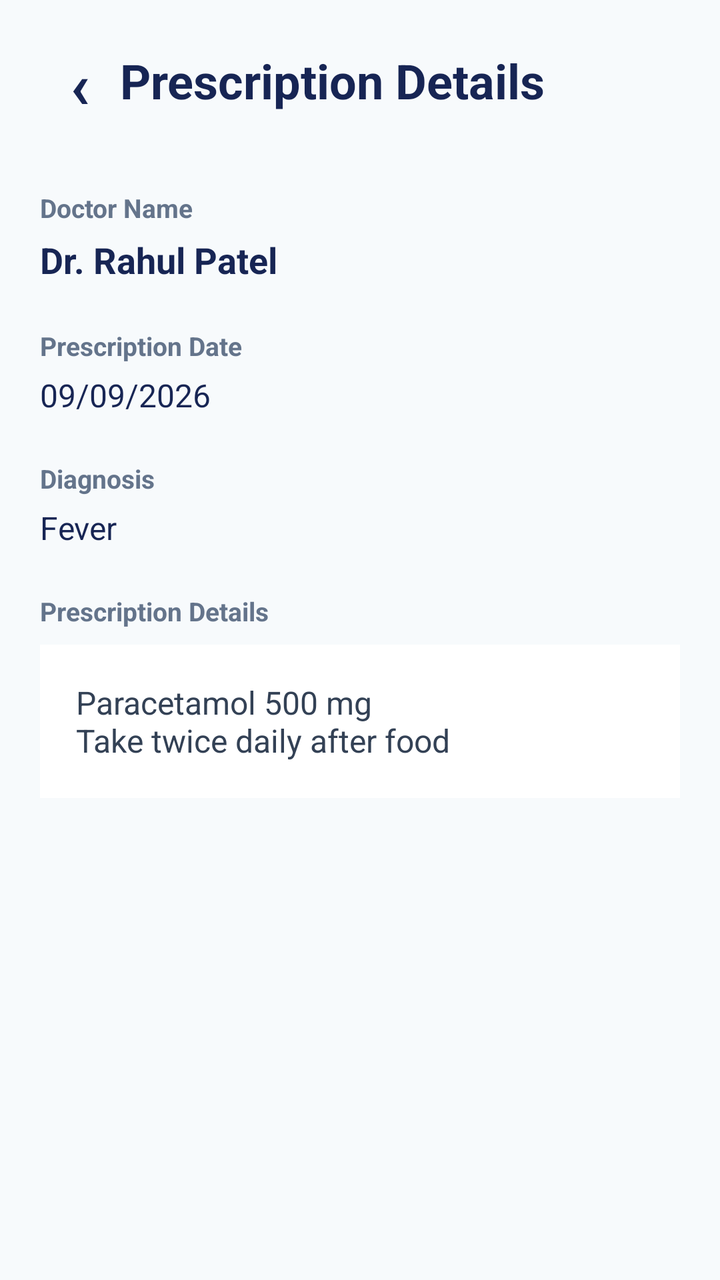
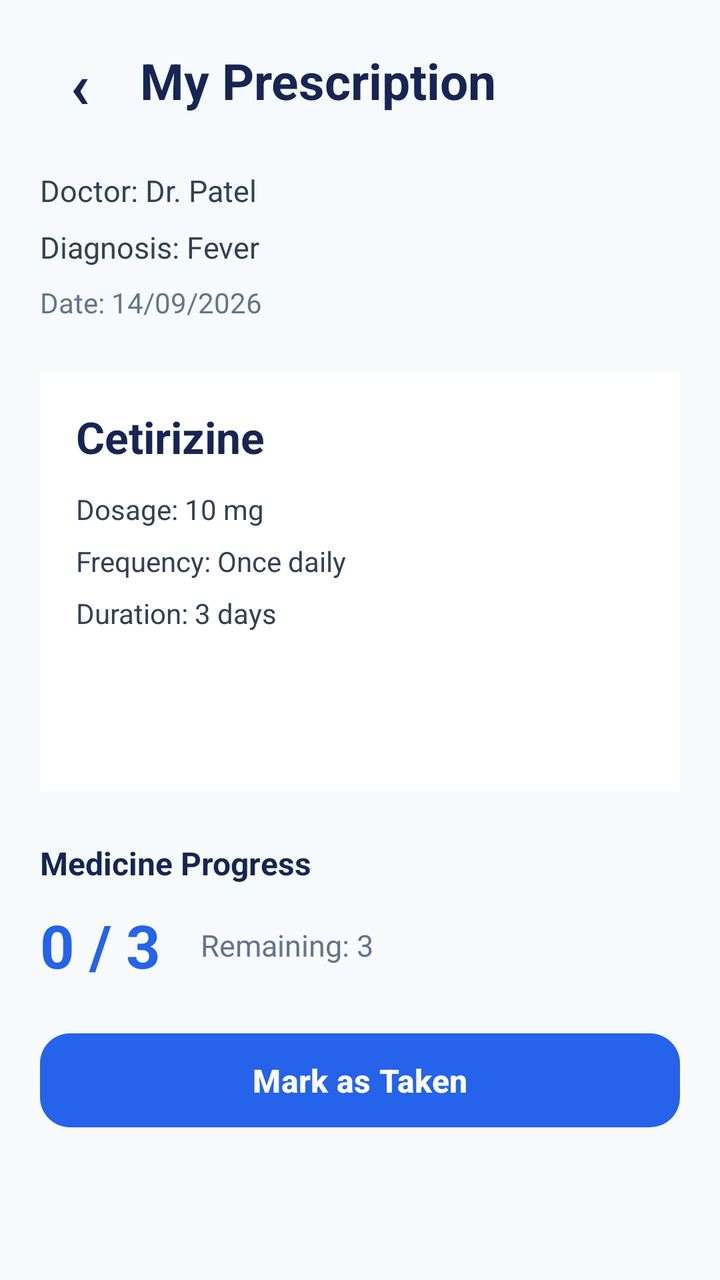

An Android layout rendered at two revisions. The XML below is the earlier revision; the diff shows what the commit changed to produce the second picture.
<!-- AndroidManifest.xml: application theme Theme._24012011119_MAD_Medicare -->
<!-- res/layout/activity_prescription_details.xml -->
<?xml version="1.0" encoding="utf-8"?>
<androidx.constraintlayout.widget.ConstraintLayout
    xmlns:android="http://schemas.android.com/apk/res/android"
    xmlns:app="http://schemas.android.com/apk/res-auto"
    android:layout_width="match_parent"
    android:layout_height="match_parent"
    android:background="#F7FAFC"
    android:padding="20dp">

    <TextView
        android:id="@+id/txtBack"
        android:layout_width="40dp"
        android:layout_height="40dp"
        android:gravity="center"
        android:text="‹"
        android:textColor="#172554"
        android:textSize="32sp"
        android:textStyle="bold"
        app:layout_constraintStart_toStartOf="parent"
        app:layout_constraintTop_toTopOf="parent" />

    <TextView
        android:id="@+id/txtTitle"
        android:layout_width="wrap_content"
        android:layout_height="wrap_content"
        android:text="Prescription Details"
        android:textColor="#172554"
        android:textSize="24sp"
        android:textStyle="bold"
        app:layout_constraintBottom_toBottomOf="@id/txtBack"
        app:layout_constraintStart_toEndOf="@id/txtBack"
        app:layout_constraintTop_toTopOf="@id/txtBack" />

    <TextView
        android:id="@+id/txtDoctorLabel"
        android:layout_width="0dp"
        android:layout_height="wrap_content"
        android:layout_marginTop="35dp"
        android:text="Doctor Name"
        android:textColor="#64748B"
        android:textSize="13sp"
        android:textStyle="bold"
        app:layout_constraintEnd_toEndOf="parent"
        app:layout_constraintStart_toStartOf="parent"
        app:layout_constraintTop_toBottomOf="@id/txtBack" />

    <TextView
        android:id="@+id/txtDoctorName"
        android:layout_width="0dp"
        android:layout_height="wrap_content"
        android:layout_marginTop="5dp"
        android:text="Dr. Rahul Patel"
        android:textColor="#172554"
        android:textSize="18sp"
        android:textStyle="bold"
        app:layout_constraintEnd_toEndOf="parent"
        app:layout_constraintStart_toStartOf="parent"
        app:layout_constraintTop_toBottomOf="@id/txtDoctorLabel" />

    <TextView
        android:id="@+id/txtDateLabel"
        android:layout_width="0dp"
        android:layout_height="wrap_content"
        android:layout_marginTop="22dp"
        android:text="Prescription Date"
        android:textColor="#64748B"
        android:textSize="13sp"
        android:textStyle="bold"
        app:layout_constraintEnd_toEndOf="parent"
        app:layout_constraintStart_toStartOf="parent"
        app:layout_constraintTop_toBottomOf="@id/txtDoctorName" />

    <TextView
        android:id="@+id/txtPrescriptionDate"
        android:layout_width="0dp"
        android:layout_height="wrap_content"
        android:layout_marginTop="5dp"
        android:text="09/09/2026"
        android:textColor="#172554"
        android:textSize="16sp"
        app:layout_constraintEnd_toEndOf="parent"
        app:layout_constraintStart_toStartOf="parent"
        app:layout_constraintTop_toBottomOf="@id/txtDateLabel" />

    <TextView
        android:id="@+id/txtDiagnosisLabel"
        android:layout_width="0dp"
        android:layout_height="wrap_content"
        android:layout_marginTop="22dp"
        android:text="Diagnosis"
        android:textColor="#64748B"
        android:textSize="13sp"
        android:textStyle="bold"
        app:layout_constraintEnd_toEndOf="parent"
        app:layout_constraintStart_toStartOf="parent"
        app:layout_constraintTop_toBottomOf="@id/txtPrescriptionDate" />

    <TextView
        android:id="@+id/txtDiagnosis"
        android:layout_width="0dp"
        android:layout_height="wrap_content"
        android:layout_marginTop="5dp"
        android:text="Fever"
        android:textColor="#172554"
        android:textSize="16sp"
        app:layout_constraintEnd_toEndOf="parent"
        app:layout_constraintStart_toStartOf="parent"
        app:layout_constraintTop_toBottomOf="@id/txtDiagnosisLabel" />

    <TextView
        android:id="@+id/txtDetailsLabel"
        android:layout_width="0dp"
        android:layout_height="wrap_content"
        android:layout_marginTop="22dp"
        android:text="Prescription Details"
        android:textColor="#64748B"
        android:textSize="13sp"
        android:textStyle="bold"
        app:layout_constraintEnd_toEndOf="parent"
        app:layout_constraintStart_toStartOf="parent"
        app:layout_constraintTop_toBottomOf="@id/txtDiagnosis" />

    <TextView
        android:id="@+id/txtPrescriptionDetails"
        android:layout_width="0dp"
        android:layout_height="wrap_content"
        android:layout_marginTop="8dp"
        android:background="#FFFFFF"
        android:padding="18dp"
        android:text="Paracetamol 500 mg&#10;Take twice daily after food"
        android:textColor="#334155"
        android:textSize="16sp"
        app:layout_constraintEnd_toEndOf="parent"
        app:layout_constraintStart_toStartOf="parent"
        app:layout_constraintTop_toBottomOf="@id/txtDetailsLabel" />

</androidx.constraintlayout.widget.ConstraintLayout>
<!-- resources referenced by this layout -->
<resources>
  <style name="Theme._24012011119_MAD_Medicare" parent="Base.Theme._24012011119_MAD_Medicare" />
  <style name="Base.Theme._24012011119_MAD_Medicare" parent="Theme.Material3.DayNight.NoActionBar">
          
          
      </style>
</resources>

<!-- the commit's change to res/layout/activity_prescription_details.xml (unified diff, before → after) -->
@@ -7,6 +7,8 @@
     android:background="#F7FAFC"
     android:padding="20dp">
 
+    
+
     <TextView
         android:id="@+id/txtBack"
         android:layout_width="40dp"
@@ -19,119 +21,190 @@
         app:layout_constraintStart_toStartOf="parent"
         app:layout_constraintTop_toTopOf="parent" />
 
+    
+
     <TextView
         android:id="@+id/txtTitle"
-        android:layout_width="wrap_content"
-        android:layout_height="wrap_content"
-        android:text="Prescription Details"
+        android:layout_width="0dp"
+        android:layout_height="wrap_content"
+        android:layout_marginStart="10dp"
+        android:text="My Prescription"
         android:textColor="#172554"
-        android:textSize="24sp"
+        android:textSize="25sp"
         android:textStyle="bold"
         app:layout_constraintBottom_toBottomOf="@id/txtBack"
+        app:layout_constraintEnd_toEndOf="parent"
         app:layout_constraintStart_toEndOf="@id/txtBack"
         app:layout_constraintTop_toTopOf="@id/txtBack" />
 
-    <TextView
-        android:id="@+id/txtDoctorLabel"
-        android:layout_width="0dp"
-        android:layout_height="wrap_content"
-        android:layout_marginTop="35dp"
-        android:text="Doctor Name"
+    
+
+    <TextView
+        android:id="@+id/txtDoctorName"
+        android:layout_width="0dp"
+        android:layout_height="wrap_content"
+        android:layout_marginTop="25dp"
+        android:text="Doctor: Dr. Patel"
+        android:textColor="#334155"
+        android:textSize="15sp"
+        app:layout_constraintEnd_toEndOf="parent"
+        app:layout_constraintStart_toStartOf="parent"
+        app:layout_constraintTop_toBottomOf="@id/txtBack" />
+
+    
+
+    <TextView
+        android:id="@+id/txtDiagnosis"
+        android:layout_width="0dp"
+        android:layout_height="wrap_content"
+        android:layout_marginTop="8dp"
+        android:text="Diagnosis: Fever"
+        android:textColor="#334155"
+        android:textSize="15sp"
+        app:layout_constraintEnd_toEndOf="parent"
+        app:layout_constraintStart_toStartOf="parent"
+        app:layout_constraintTop_toBottomOf="@id/txtDoctorName" />
+
+    
+
+    <TextView
+        android:id="@+id/txtPrescriptionDate"
+        android:layout_width="0dp"
+        android:layout_height="wrap_content"
+        android:layout_marginTop="8dp"
+        android:text="Date: 14/09/2026"
         android:textColor="#64748B"
-        android:textSize="13sp"
-        android:textStyle="bold"
-        app:layout_constraintEnd_toEndOf="parent"
-        app:layout_constraintStart_toStartOf="parent"
-        app:layout_constraintTop_toBottomOf="@id/txtBack" />
-
-    <TextView
-        android:id="@+id/txtDoctorName"
-        android:layout_width="0dp"
-        android:layout_height="wrap_content"
-        android:layout_marginTop="5dp"
-        android:text="Dr. Rahul Patel"
-        android:textColor="#172554"
-        android:textSize="18sp"
-        android:textStyle="bold"
-        app:layout_constraintEnd_toEndOf="parent"
-        app:layout_constraintStart_toStartOf="parent"
-        app:layout_constraintTop_toBottomOf="@id/txtDoctorLabel" />
-
-    <TextView
-        android:id="@+id/txtDateLabel"
-        android:layout_width="0dp"
-        android:layout_height="wrap_content"
-        android:layout_marginTop="22dp"
-        android:text="Prescription Date"
-        android:textColor="#64748B"
-        android:textSize="13sp"
-        android:textStyle="bold"
-        app:layout_constraintEnd_toEndOf="parent"
-        app:layout_constraintStart_toStartOf="parent"
-        app:layout_constraintTop_toBottomOf="@id/txtDoctorName" />
-
-    <TextView
-        android:id="@+id/txtPrescriptionDate"
-        android:layout_width="0dp"
-        android:layout_height="wrap_content"
-        android:layout_marginTop="5dp"
-        android:text="09/09/2026"
+        android:textSize="14sp"
+        app:layout_constraintEnd_toEndOf="parent"
+        app:layout_constraintStart_toStartOf="parent"
+        app:layout_constraintTop_toBottomOf="@id/txtDiagnosis" />
+
+    
+
+    <androidx.constraintlayout.widget.ConstraintLayout
+        android:id="@+id/medicineCard"
+        android:layout_width="0dp"
+        android:layout_height="210dp"
+        android:layout_marginTop="25dp"
+        android:background="#FFFFFF"
+        android:padding="18dp"
+        app:layout_constraintEnd_toEndOf="parent"
+        app:layout_constraintStart_toStartOf="parent"
+        app:layout_constraintTop_toBottomOf="@id/txtPrescriptionDate">
+
+        
+
+        <TextView
+            android:id="@+id/txtMedicineName"
+            android:layout_width="0dp"
+            android:layout_height="wrap_content"
+            android:text="Cetirizine"
+            android:textColor="#172554"
+            android:textSize="22sp"
+            android:textStyle="bold"
+            app:layout_constraintEnd_toEndOf="parent"
+            app:layout_constraintStart_toStartOf="parent"
+            app:layout_constraintTop_toTopOf="parent" />
+
+        
+
+        <TextView
+            android:id="@+id/txtDosage"
+            android:layout_width="0dp"
+            android:layout_height="wrap_content"
+            android:layout_marginTop="12dp"
+            android:text="Dosage: 10 mg"
+            android:textColor="#334155"
+            android:textSize="14sp"
+            app:layout_constraintEnd_toEndOf="parent"
+            app:layout_constraintStart_toStartOf="parent"
+            app:layout_constraintTop_toBottomOf="@id/txtMedicineName" />
+
+        
+
+        <TextView
+            android:id="@+id/txtFrequency"
+            android:layout_width="0dp"
+            android:layout_height="wrap_content"
+            android:layout_marginTop="7dp"
+            android:text="Frequency: Once daily"
+            android:textColor="#334155"
+            android:textSize="14sp"
+            app:layout_constraintEnd_toEndOf="parent"
+            app:layout_constraintStart_toStartOf="parent"
+            app:layout_constraintTop_toBottomOf="@id/txtDosage" />
+
+        
+
+        <TextView
+            android:id="@+id/txtDuration"
+            android:layout_width="0dp"
+            android:layout_height="wrap_content"
+            android:layout_marginTop="7dp"
+            android:text="Duration: 3 days"
+            android:textColor="#334155"
+            android:textSize="14sp"
+            app:layout_constraintEnd_toEndOf="parent"
+            app:layout_constraintStart_toStartOf="parent"
+            app:layout_constraintTop_toBottomOf="@id/txtFrequency" />
+
+    </androidx.constraintlayout.widget.ConstraintLayout>
+
+    
+
+    <TextView
+        android:id="@+id/txtProgressLabel"
+        android:layout_width="wrap_content"
+        android:layout_height="wrap_content"
+        android:layout_marginTop="25dp"
+        android:text="Medicine Progress"
         android:textColor="#172554"
         android:textSize="16sp"
-        app:layout_constraintEnd_toEndOf="parent"
-        app:layout_constraintStart_toStartOf="parent"
-        app:layout_constraintTop_toBottomOf="@id/txtDateLabel" />
-
-    <TextView
-        android:id="@+id/txtDiagnosisLabel"
-        android:layout_width="0dp"
-        android:layout_height="wrap_content"
-        android:layout_marginTop="22dp"
-        android:text="Diagnosis"
+        android:textStyle="bold"
+        app:layout_constraintStart_toStartOf="parent"
+        app:layout_constraintTop_toBottomOf="@id/medicineCard" />
+
+    <TextView
+        android:id="@+id/txtProgress"
+        android:layout_width="wrap_content"
+        android:layout_height="wrap_content"
+        android:layout_marginTop="10dp"
+        android:text="0 / 3"
+        android:textColor="#2563EB"
+        android:textSize="30sp"
+        android:textStyle="bold"
+        app:layout_constraintStart_toStartOf="parent"
+        app:layout_constraintTop_toBottomOf="@id/txtProgressLabel" />
+
+    
+
+    <TextView
+        android:id="@+id/txtRemaining"
+        android:layout_width="wrap_content"
+        android:layout_height="wrap_content"
+        android:layout_marginStart="20dp"
+        android:text="Remaining: 3"
         android:textColor="#64748B"
-        android:textSize="13sp"
-        android:textStyle="bold"
-        app:layout_constraintEnd_toEndOf="parent"
-        app:layout_constraintStart_toStartOf="parent"
-        app:layout_constraintTop_toBottomOf="@id/txtPrescriptionDate" />
-
-    <TextView
-        android:id="@+id/txtDiagnosis"
-        android:layout_width="0dp"
-        android:layout_height="wrap_content"
-        android:layout_marginTop="5dp"
-        android:text="Fever"
-        android:textColor="#172554"
+        android:textSize="15sp"
+        app:layout_constraintBottom_toBottomOf="@id/txtProgress"
+        app:layout_constraintStart_toEndOf="@id/txtProgress"
+        app:layout_constraintTop_toTopOf="@id/txtProgress" />
+
+    
+
+    <com.google.android.material.button.MaterialButton
+        android:id="@+id/btnTaken"
+        android:layout_width="0dp"
+        android:layout_height="55dp"
+        android:layout_marginTop="20dp"
+        android:text="Mark as Taken"
+        android:textColor="#FFFFFF"
         android:textSize="16sp"
-        app:layout_constraintEnd_toEndOf="parent"
-        app:layout_constraintStart_toStartOf="parent"
-        app:layout_constraintTop_toBottomOf="@id/txtDiagnosisLabel" />
-
-    <TextView
-        android:id="@+id/txtDetailsLabel"
-        android:layout_width="0dp"
-        android:layout_height="wrap_content"
-        android:layout_marginTop="22dp"
-        android:text="Prescription Details"
-        android:textColor="#64748B"
-        android:textSize="13sp"
-        android:textStyle="bold"
-        app:layout_constraintEnd_toEndOf="parent"
-        app:layout_constraintStart_toStartOf="parent"
-        app:layout_constraintTop_toBottomOf="@id/txtDiagnosis" />
-
-    <TextView
-        android:id="@+id/txtPrescriptionDetails"
-        android:layout_width="0dp"
-        android:layout_height="wrap_content"
-        android:layout_marginTop="8dp"
-        android:background="#FFFFFF"
-        android:padding="18dp"
-        android:text="Paracetamol 500 mg&#10;Take twice daily after food"
-        android:textColor="#334155"
-        android:textSize="16sp"
-        app:layout_constraintEnd_toEndOf="parent"
-        app:layout_constraintStart_toStartOf="parent"
-        app:layout_constraintTop_toBottomOf="@id/txtDetailsLabel" />
+        android:textStyle="bold"
+        app:backgroundTint="#2563EB"
+        app:cornerRadius="15dp"
+        app:layout_constraintEnd_toEndOf="parent"
+        app:layout_constraintStart_toStartOf="parent"
+        app:layout_constraintTop_toBottomOf="@id/txtProgress" />
 
 </androidx.constraintlayout.widget.ConstraintLayout>
